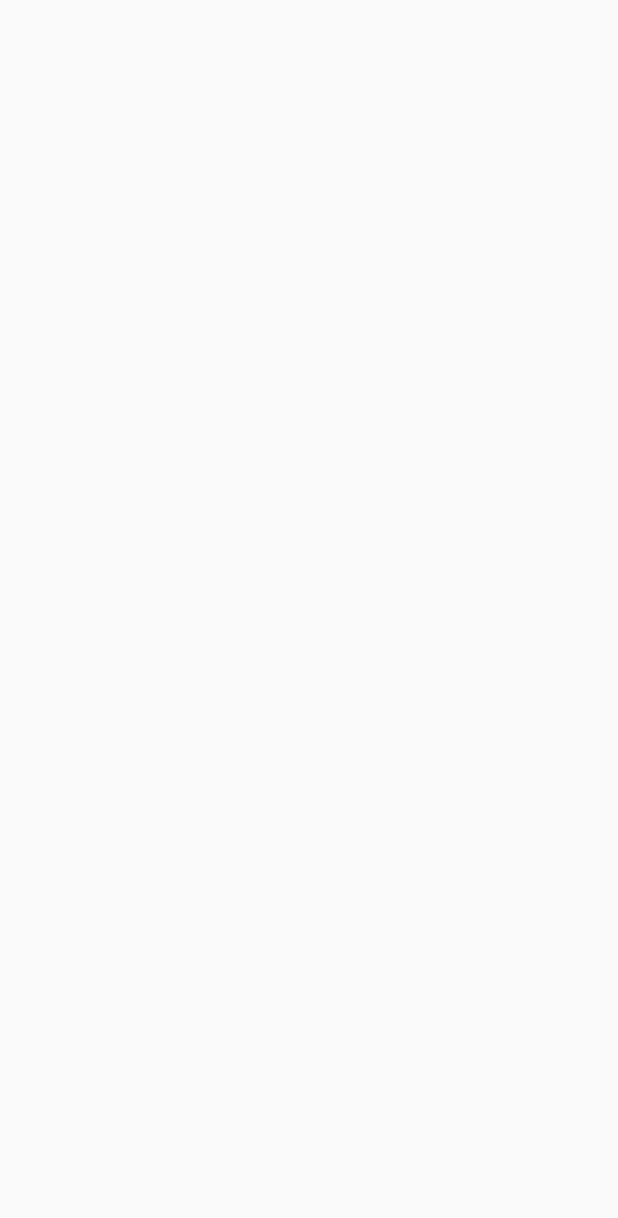
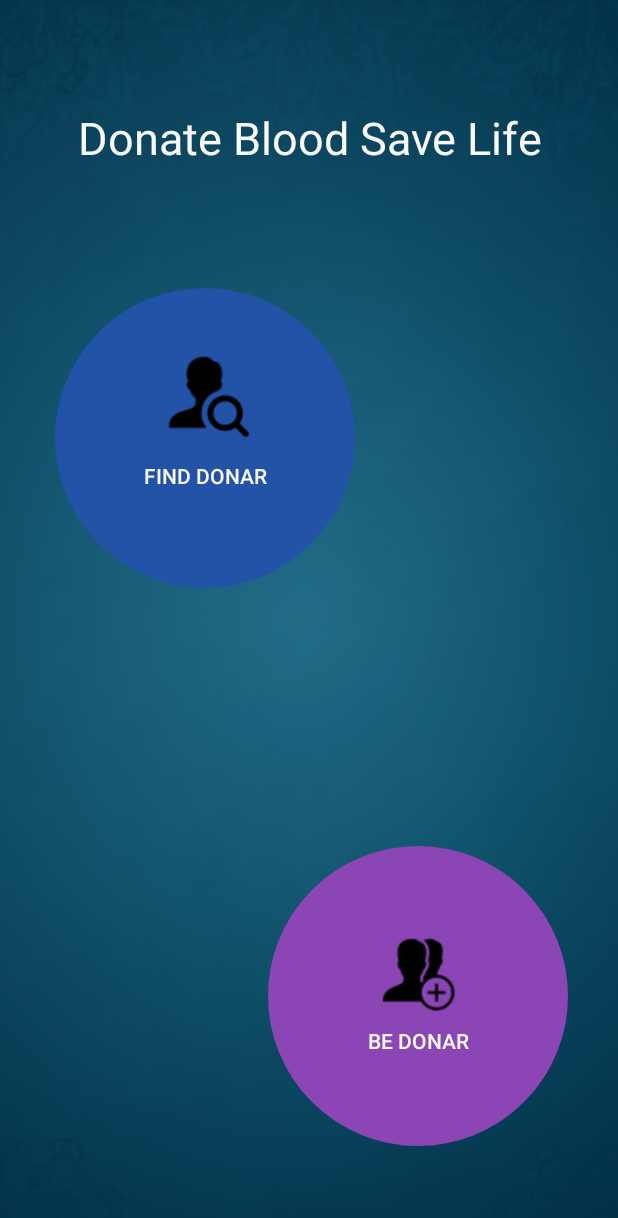
Before and after one commit to IstiaqueShubho/DonateBlood, an Android app: the screen it shows after launch (Main), on a phone screen of 412 x 824 dp. Before the commit the part shown is empty. Shown: the top 1218 px of the screen. Run offline under Robolectric (Android 15) with nearby library versions, the phone set to English and light mode, and no system bars.

Commit message:
Second Commit

```diff
--- /dev/null
+++ b/app/src/main/res/drawable-v24/circle_button1.xml
@@ -0,0 +1,9 @@
+<shape xmlns:android="http://schemas.android.com/apk/res/android"
+    android:shape="oval">
+    <stroke android:color="#2353A7"
+        android:width="100dp">
+    </stroke>
+    <size android:width="200dp"
+        android:height="200dp">
+    </size>
+</shape>
--- /dev/null
+++ b/app/src/main/res/drawable-v24/circle_button2.xml
@@ -0,0 +1,9 @@
+<shape xmlns:android="http://schemas.android.com/apk/res/android"
+    android:shape="oval">
+    <stroke android:color="#8C45B4"
+        android:width="100dp">
+    </stroke>
+    <size android:width="200dp"
+        android:height="200dp">
+    </size>
+</shape>
--- a/app/src/main/res/layout/activity_main.xml
+++ b/app/src/main/res/layout/activity_main.xml
@@ -4,14 +4,58 @@
     xmlns:tools="http://schemas.android.com/tools"
     android:layout_width="match_parent"
     android:layout_height="match_parent"
+    android:background="@drawable/main"
     tools:context="com.example.istiaque.donateblood.Main">
 
     <TextView
+        android:id="@+id/textView"
+        android:layout_width="370dp"
+        android:layout_height="50dp"
+        android:layout_marginBottom="8dp"
+        android:layout_marginEnd="8dp"
+        android:layout_marginStart="8dp"
+        android:layout_marginTop="8dp"
+        android:text="Donate Blood Save Life"
+        android:textAlignment="center"
+        android:textSize="30dp"
+        android:textColor="#F9F9F9"
+        app:layout_constraintBottom_toTopOf="@+id/button"
+        app:layout_constraintEnd_toEndOf="parent"
+        app:layout_constraintStart_toStartOf="parent"
+        app:layout_constraintTop_toTopOf="parent" />
+
+    <Button
+        android:id="@+id/button"
         android:layout_width="wrap_content"
         android:layout_height="wrap_content"
-        app:layout_constraintBottom_toBottomOf="parent"
+        android:layout_marginTop="192dp"
+        android:background="@drawable/circle_button1"
+        android:text="Find Donar"
+        android:textColor="#F9F9F9"
+        android:paddingTop="40dp"
+        android:paddingBottom="50dp"
+        android:drawableTop="@drawable/search_people"
+        app:layout_constraintEnd_toEndOf="parent"
+        app:layout_constraintHorizontal_bias="0.173"
         app:layout_constraintLeft_toLeftOf="parent"
         app:layout_constraintRight_toRightOf="parent"
+        app:layout_constraintStart_toStartOf="parent"
         app:layout_constraintTop_toTopOf="parent" />
 
+    <Button
+        android:id="@+id/button2"
+        android:layout_width="wrap_content"
+        android:layout_height="wrap_content"
+        android:layout_marginBottom="60dp"
+        android:drawableTop="@drawable/add_people"
+        android:background="@drawable/circle_button2"
+        android:text="Be Donar"
+        android:textColor="#F9F9F9"
+        android:paddingTop="60dp"
+        android:paddingBottom="50dp"
+        app:layout_constraintBottom_toBottomOf="parent"
+        app:layout_constraintEnd_toEndOf="parent"
+        app:layout_constraintHorizontal_bias="0.843"
+        app:layout_constraintStart_toStartOf="parent" />
+
 </android.support.constraint.ConstraintLayout>
```
Also changed, not shown: app/src/main/res/drawable-v24/add_people.png (added), app/src/main/res/drawable-v24/main.jpg (added), app/src/main/res/drawable-v24/search_people.png (added).
